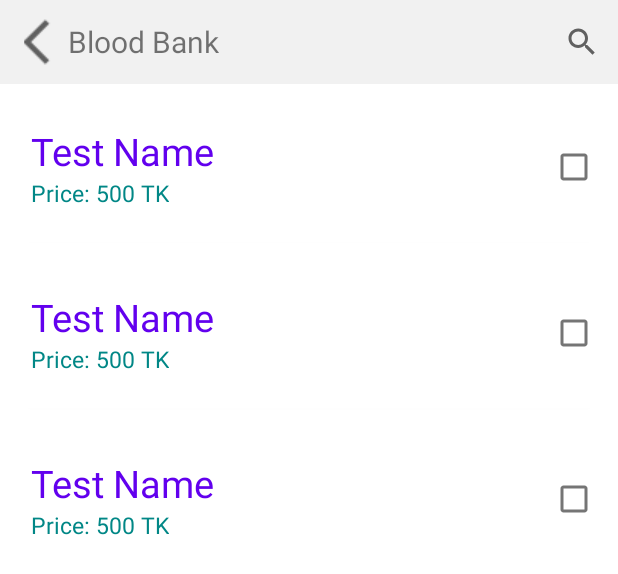
After one commit to ZobaeirAlLikhon/MediRaz, an Android app: the layout activity_item_list.xml on its own in the app's theme, with its tools: preview values and no code run, on a phone screen of 412 x 824 dp. The commit adds this screen. Shown: the top 574 px of the screen. Run offline under Robolectric (Android 15) with nearby library versions, the phone set to English and light mode, and no system bars; Roboto replaces fonts that are not available here.

Commit message:
item list updated

```diff
--- a/app/src/main/AndroidManifest.xml
+++ b/app/src/main/AndroidManifest.xml
@@ -9,6 +9,7 @@
         android:roundIcon="@mipmap/ic_launcher_round"
         android:supportsRtl="true"
         android:theme="@style/Theme.MediRaz">
+        <activity android:name=".ItemList"></activity>
         <activity android:name=".MainActivity">
             <intent-filter>
                 <action android:name="android.intent.action.MAIN" />
@@ -16,6 +17,7 @@
                 <category android:name="android.intent.category.LAUNCHER" />
             </intent-filter>
         </activity>
+
         <meta-data
             android:name="preloaded_fonts"
             android:resource="@array/preloaded_fonts" />
--- /dev/null
+++ b/app/src/main/java/com/example/mediraz/ItemList.java
@@ -0,0 +1,15 @@
+package com.example.mediraz;
+
+import androidx.appcompat.app.AppCompatActivity;
+
+import android.os.Bundle;
+import android.view.View;
+
+public class ItemList extends AppCompatActivity {
+
+    @Override
+    protected void onCreate(Bundle savedInstanceState) {
+        super.onCreate(savedInstanceState);
+        setContentView(R.layout.activity_item_list);
+    }
+}
--- a/app/src/main/java/com/example/mediraz/fragment/HomeFragment.java
+++ b/app/src/main/java/com/example/mediraz/fragment/HomeFragment.java
@@ -1,62 +1,46 @@
 package com.example.mediraz.fragment;
 
+import android.content.Intent;
 import android.os.Bundle;
 
+import androidx.cardview.widget.CardView;
 import androidx.fragment.app.Fragment;
 
 import android.view.LayoutInflater;
 import android.view.View;
 import android.view.ViewGroup;
 
+import com.example.mediraz.ItemList;
 import com.example.mediraz.R;
 
 
 public class HomeFragment extends Fragment {
-
-    // TODO: Rename parameter arguments, choose names that match
-    // the fragment initialization parameters, e.g. ARG_ITEM_NUMBER
-    private static final String ARG_PARAM1 = "param1";
-    private static final String ARG_PARAM2 = "param2";
-
-    // TODO: Rename and change types of parameters
-    private String mParam1;
-    private String mParam2;
-
+    View view;
     public HomeFragment() {
         // Required empty public constructor
     }
 
-    /**
-     * Use this factory method to create a new instance of
-     * this fragment using the provided parameters.
-     *
-     * @param param1 Parameter 1.
-     * @param param2 Parameter 2.
-     * @return A new instance of fragment HomeFragment.
-     */
-    // TODO: Rename and change types and number of parameters
-    public static HomeFragment newInstance(String param1, String param2) {
-        HomeFragment fragment = new HomeFragment();
-        Bundle args = new Bundle();
-        args.putString(ARG_PARAM1, param1);
-        args.putString(ARG_PARAM2, param2);
-        fragment.setArguments(args);
-        return fragment;
-    }
 
-    @Override
-    public void onCreate(Bundle savedInstanceState) {
-        super.onCreate(savedInstanceState);
-        if (getArguments() != null) {
-            mParam1 = getArguments().getString(ARG_PARAM1);
-            mParam2 = getArguments().getString(ARG_PARAM2);
-        }
-    }
 
     @Override
     public View onCreateView(LayoutInflater inflater, ViewGroup container,
                              Bundle savedInstanceState) {
         // Inflate the layout for this fragment
-        return inflater.inflate(R.layout.fragment_home, container, false);
+        view= inflater.inflate(R.layout.fragment_home, container, false);
+        itemOnClick();
+
+        return view;
+
+    }
+
+    private void itemOnClick() {
+        CardView clinicSV=view.findViewById(R.id.clinicCV);
+        clinicSV.setOnClickListener(new View.OnClickListener() {
+            @Override
+            public void onClick(View v) {
+                Intent intent=new Intent(getContext(), ItemList.class);
+                startActivity(intent);
+            }
+        });
     }
 }
--- /dev/null
+++ b/app/src/main/res/drawable/ic_baseline_arrow_back_ios_24.xml
@@ -0,0 +1,10 @@
+<vector xmlns:android="http://schemas.android.com/apk/res/android"
+    android:width="24dp"
+    android:height="24dp"
+    android:viewportWidth="24"
+    android:viewportHeight="24"
+    android:tint="?attr/colorControlNormal">
+  <path
+      android:fillColor="@android:color/white"
+      android:pathData="M11.67,3.87L9.9,2.1 0,12l9.9,9.9 1.77,-1.77L3.54,12z"/>
+</vector>
--- /dev/null
+++ b/app/src/main/res/layout/activity_item_list.xml
@@ -0,0 +1,56 @@
+<?xml version="1.0" encoding="utf-8"?>
+<androidx.constraintlayout.widget.ConstraintLayout xmlns:android="http://schemas.android.com/apk/res/android"
+    xmlns:app="http://schemas.android.com/apk/res-auto"
+    xmlns:tools="http://schemas.android.com/tools"
+    android:layout_width="match_parent"
+    android:layout_height="match_parent"
+    tools:context=".ItemList">
+    <androidx.appcompat.widget.Toolbar
+        android:id="@+id/itemListToolBar"
+        android:layout_width="match_parent"
+        android:layout_height="?actionBarSize"
+        android:background="#F1F1F1"
+        tools:ignore="MissingConstraints">
+        <RelativeLayout
+
+            android:gravity="center_vertical"
+            android:layout_width="match_parent"
+            android:layout_height="match_parent">
+            <ImageView
+                android:layout_marginLeft="5dp"
+                android:id="@+id/tbBack"
+                android:layout_centerVertical="true"
+                android:layout_width="wrap_content"
+                android:layout_height="wrap_content"
+                android:src="@drawable/ic_baseline_arrow_back_ios_24"
+                android:scaleX="1.5"
+                android:scaleY="1.5"
+                />
+            <TextView
+                android:id="@+id/tbText"
+                android:layout_toRightOf="@+id/tbBack"
+                android:layout_centerVertical="true"
+                android:layout_width="wrap_content"
+                android:layout_height="wrap_content"
+                android:text="Blood Bank"
+                android:textSize="20dp"
+                />
+            <androidx.appcompat.widget.SearchView
+                android:layout_centerVertical="true"
+                android:layout_alignParentEnd="true"
+                android:layout_width="wrap_content"
+                android:layout_height="wrap_content"
+                />
+
+        </RelativeLayout>
+
+
+    </androidx.appcompat.widget.Toolbar>
+    <androidx.recyclerview.widget.RecyclerView
+        app:layout_constraintTop_toBottomOf="@+id/itemListToolBar"
+        android:layout_width="match_parent"
+        android:layout_height="wrap_content"
+        tools:listitem="@layout/recycler_item_list"
+        tools:ignore="MissingConstraints" />
+
+</androidx.constraintlayout.widget.ConstraintLayout>
--- /dev/null
+++ b/app/src/main/res/layout/recycler_item_list.xml
@@ -0,0 +1,51 @@
+<?xml version="1.0" encoding="utf-8"?>
+<androidx.cardview.widget.CardView xmlns:android="http://schemas.android.com/apk/res/android"
+    android:layout_width="match_parent"
+    android:layout_height="100dp"
+    xmlns:app="http://schemas.android.com/apk/res-auto"
+    app:cardCornerRadius="10dp"
+    app:cardElevation="2dp"
+    android:layout_margin="5dp">
+    <RelativeLayout
+        android:layout_width="match_parent"
+        android:layout_height="100dp"
+        android:focusable="false"
+        android:focusableInTouchMode="false"
+        android:orientation="horizontal"
+        >
+<LinearLayout
+    android:layout_width="wrap_content"
+    android:layout_height="wrap_content"
+    android:orientation="vertical"
+    android:layout_alignParentLeft="true"
+    android:layout_centerVertical="true"
+    android:layout_marginLeft="15sp"
+    >
+    <TextView
+        android:id="@+id/testNameId"
+        android:layout_width="wrap_content"
+        android:layout_height="wrap_content"
+        android:text="Test Name"
+        android:textColor="@color/purple_500"
+        android:textSize="25sp" />
+    <TextView
+        android:id="@+id/testPriceId"
+        android:layout_width="wrap_content"
+        android:layout_height="wrap_content"
+        android:text="Price: 500 TK"
+        android:textColor="@color/teal_700"
+        android:textSize="15sp" />
+
+</LinearLayout>
+
+
+        <CheckBox
+            android:id="@+id/recycler_checkbox"
+            android:layout_width="wrap_content"
+            android:layout_height="wrap_content"
+            android:layout_alignParentRight="true"
+            android:layout_centerVertical="true"
+            style="@style/checkBoxStyle"
+             />
+    </RelativeLayout>
+</androidx.cardview.widget.CardView>
--- a/app/src/main/res/values-night/themes.xml
+++ b/app/src/main/res/values-night/themes.xml
@@ -13,4 +13,8 @@
         <item name="android:statusBarColor" tools:targetApi="l">?attr/colorPrimaryVariant</item>
         <!-- Customize your theme here. -->
     </style>
+    <style name="checkBoxStyle" parent="Base.Theme.AppCompat">
+        <item name="colorAccent">@color/purple_200</item>
+        <item name="android:textColorSecondary">@color/purple_700</item>
+    </style>
 </resources>
```
